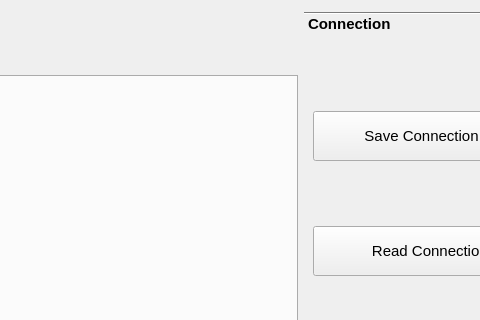
First picture: the form in hallbench/gui/ui/databasewidget.ui, repository lnls-ima/hall-bench-control, before the edit; both pictures show x 603 to 1083 and y 0 to 320 of the 1198 by 827 pixel window.
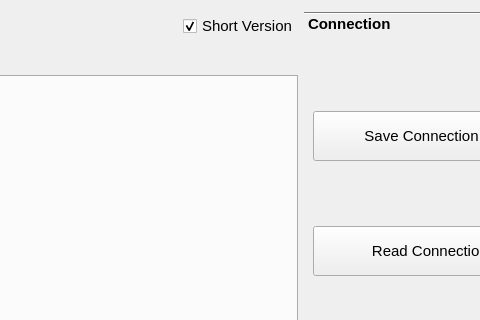
Second picture: the form after the edit. The open tabs and pages were chosen to show the change. Icons and pictures are not drawn.

Commit message: Add short version option in database widget and fix tableplot widget layout

What changed in the file:
```diff
--- a/hallbench/gui/ui/databasewidget.ui
+++ b/hallbench/gui/ui/databasewidget.ui
@@ -76,6 +76,16 @@
        </property>
       </spacer>
      </item>
+     <item>
+      <widget class="QCheckBox" name="short_version_chb">
+       <property name="text">
+        <string>Short Version</string>
+       </property>
+       <property name="checked">
+        <bool>true</bool>
+       </property>
+      </widget>
+     </item>
     </layout>
    </item>
    <item row="0" column="1" rowspan="2">
```
Left out of the diff: 32 changed lines with no effect on the pictures. The commit also changes 13 other files.
